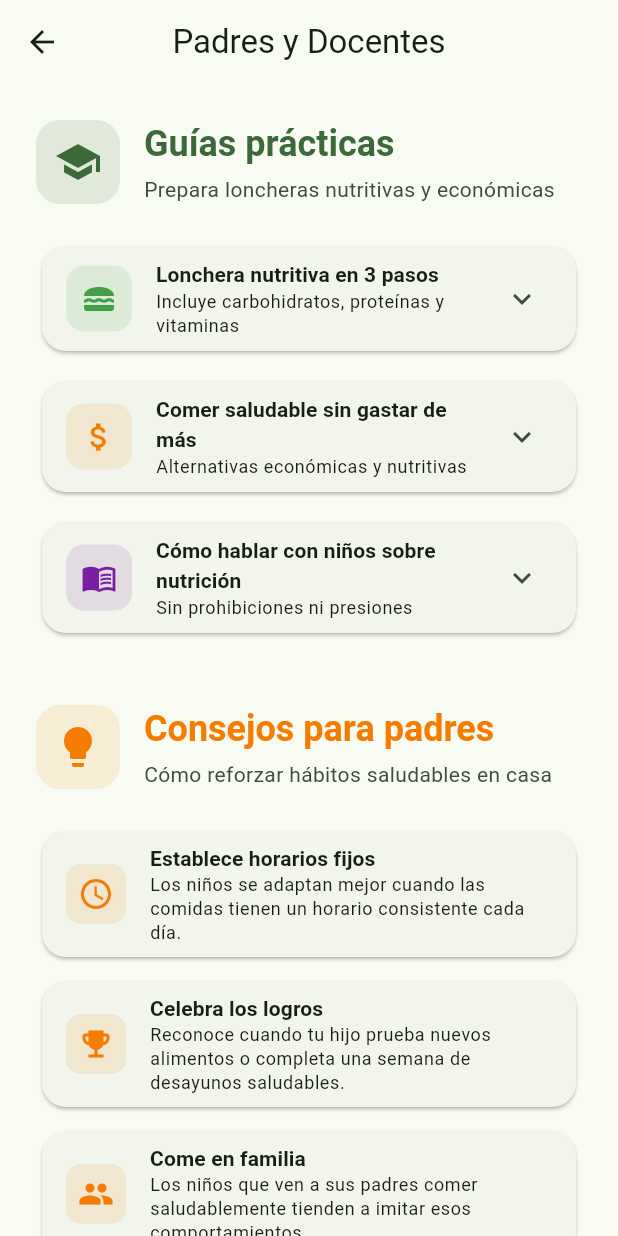
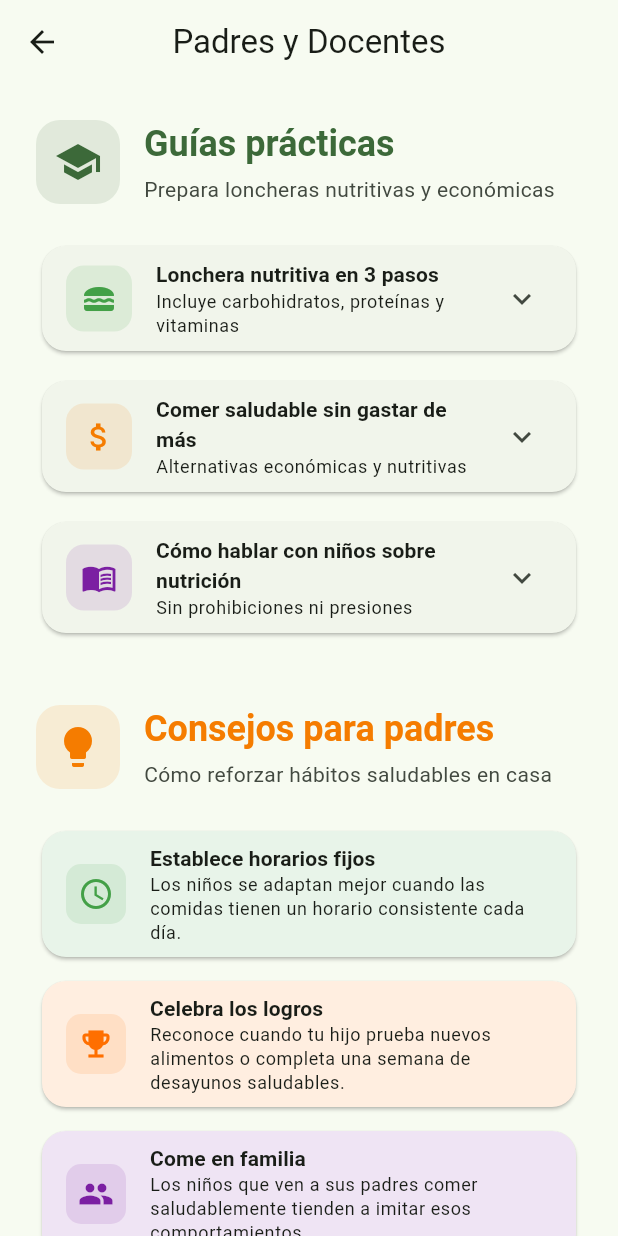
Before and after one commit to Diwgo366/aprendizaje, a Flutter app: the ParentsScreen screen opened directly, on a phone screen of 412 x 824 dp. Run offline on Flutter 3.47's test engine with Material 3 defaults, Android fonts, the phone set to English and light mode, and no system bars.

Commit message:
Consejos padres con colores por tarjeta

```diff
--- a/lib/screens/breakfast_screen.dart
+++ b/lib/screens/breakfast_screen.dart
@@ -111,6 +111,7 @@ class _BreakfastScreenState extends State<BreakfastScreen> {
             ),
             Card(
               shape: RoundedRectangleBorder(borderRadius: BorderRadius.circular(20)),
+              color: const Color(0xFFE8F5E9),
               child: Padding(
                 padding: const EdgeInsets.all(20),
                 child: Column(
--- a/lib/screens/games_screen.dart
+++ b/lib/screens/games_screen.dart
@@ -115,6 +115,7 @@ class _GamesScreenState extends State<GamesScreen> {
             if (!_quizDone)
               Card(
                 shape: RoundedRectangleBorder(borderRadius: BorderRadius.circular(20)),
+                color: const Color(0xFFFFF3E0),
                 child: Padding(
                   padding: const EdgeInsets.all(20),
                   child: Column(
@@ -197,6 +198,7 @@ class _GamesScreenState extends State<GamesScreen> {
             else
               Card(
                 shape: RoundedRectangleBorder(borderRadius: BorderRadius.circular(20)),
+                color: const Color(0xFFFFF3E0),
                 child: Padding(
                   padding: const EdgeInsets.all(24),
                   child: Column(
@@ -291,6 +293,7 @@ class _StatBadge extends StatelessWidget {
     final theme = Theme.of(context);
     return Card(
       shape: RoundedRectangleBorder(borderRadius: BorderRadius.circular(16)),
+      color: Theme.of(context).colorScheme.surfaceContainerHighest,
       child: Padding(
         padding: const EdgeInsets.symmetric(vertical: 16, horizontal: 12),
         child: Column(
--- a/lib/screens/habits_screen.dart
+++ b/lib/screens/habits_screen.dart
@@ -31,6 +31,7 @@ class _HabitsScreenState extends State<HabitsScreen> {
             ),
             Card(
               shape: RoundedRectangleBorder(borderRadius: BorderRadius.circular(20)),
+              color: const Color(0xFFFFF8E1),
               child: Padding(
                 padding: const EdgeInsets.all(20),
                 child: Column(
--- a/lib/screens/home_screen.dart
+++ b/lib/screens/home_screen.dart
@@ -89,6 +89,7 @@ class HomeScreen extends StatelessWidget {
             const SizedBox(height: 24),
             Card(
               shape: RoundedRectangleBorder(borderRadius: BorderRadius.circular(20)),
+              color: const Color(0xFFE8F5E9),
               child: Padding(
                 padding: const EdgeInsets.all(20),
                 child: Row(
--- a/lib/screens/parents_screen.dart
+++ b/lib/screens/parents_screen.dart
@@ -2,11 +2,11 @@ import 'package:flutter/material.dart';
 import '../widgets/section_header.dart';
 
 const List<Map<String, dynamic>> _tips = [
-  {'icon': Icons.schedule, 'title': 'Establece horarios fijos', 'desc': 'Los niños se adaptan mejor cuando las comidas tienen un horario consistente cada día.'},
-  {'icon': Icons.emoji_events, 'title': 'Celebra los logros', 'desc': 'Reconoce cuando tu hijo prueba nuevos alimentos o completa una semana de desayunos saludables.'},
-  {'icon': Icons.group, 'title': 'Come en familia', 'desc': 'Los niños que ven a sus padres comer saludablemente tienden a imitar esos comportamientos.'},
-  {'icon': Icons.shopping_cart, 'title': 'Involúcralos en las compras', 'desc': 'Lleva a tus hijos al mercado y déjalos elegir frutas y verduras que les llamen la atención.'},
-  {'icon': Icons.brush, 'title': 'Presentación divertida', 'desc': 'Usa cortadores de galletas para dar formas divertidas a frutas y verduras.'},
+  {'icon': Icons.schedule, 'title': 'Establece horarios fijos', 'desc': 'Los niños se adaptan mejor cuando las comidas tienen un horario consistente cada día.', 'color': Color(0xFF43A047)},
+  {'icon': Icons.emoji_events, 'title': 'Celebra los logros', 'desc': 'Reconoce cuando tu hijo prueba nuevos alimentos o completa una semana de desayunos saludables.', 'color': Color(0xFFFF6F00)},
+  {'icon': Icons.group, 'title': 'Come en familia', 'desc': 'Los niños que ven a sus padres comer saludablemente tienden a imitar esos comportamientos.', 'color': Color(0xFF7B1FA2)},
+  {'icon': Icons.shopping_cart, 'title': 'Involúcralos en las compras', 'desc': 'Lleva a tus hijos al mercado y déjalos elegir frutas y verduras que les llamen la atención.', 'color': Color(0xFF1976D2)},
+  {'icon': Icons.brush, 'title': 'Presentación divertida', 'desc': 'Usa cortadores de galletas para dar formas divertidas a frutas y verduras.', 'color': Color(0xFFE53935)},
 ];
 
 class ParentsScreen extends StatelessWidget {
@@ -70,18 +70,20 @@ class ParentsScreen extends StatelessWidget {
             ),
             ...List.generate(_tips.length, (i) {
               final tip = _tips[i];
+              final tipColor = tip['color'] as Color;
               return Padding(
                 padding: const EdgeInsets.only(bottom: 8),
                 child: Card(
                   shape: RoundedRectangleBorder(borderRadius: BorderRadius.circular(16)),
+                  color: Color.lerp(tipColor, Colors.white, 0.88),
                   child: ListTile(
                     leading: Container(
                       padding: const EdgeInsets.all(8),
                       decoration: BoxDecoration(
-                        color: const Color(0xFFF57C00).withValues(alpha: 0.12),
+                        color: tipColor.withValues(alpha: 0.12),
                         borderRadius: BorderRadius.circular(10),
                       ),
-                      child: Icon(tip['icon'] as IconData, color: const Color(0xFFF57C00), size: 24),
+                      child: Icon(tip['icon'] as IconData, color: tipColor, size: 24),
                     ),
                     title: Text(tip['title'] as String, style: theme.textTheme.titleSmall?.copyWith(fontWeight: FontWeight.bold)),
                     subtitle: Text(tip['desc'] as String, style: theme.textTheme.bodySmall),
--- a/lib/widgets/recipe_card.dart
+++ b/lib/widgets/recipe_card.dart
@@ -27,6 +27,7 @@ class RecipeCard extends StatelessWidget {
       elevation: 2,
       clipBehavior: Clip.antiAlias,
       shape: RoundedRectangleBorder(borderRadius: BorderRadius.circular(20)),
+      color: Color.lerp(color, Colors.white, 0.88),
       child: ExpansionTile(
         initiallyExpanded: false,
         tilePadding: const EdgeInsets.symmetric(horizontal: 20, vertical: 8),
```
Also changed, not shown: lib/screens/community_screen.dart (+5 -3 lines).
